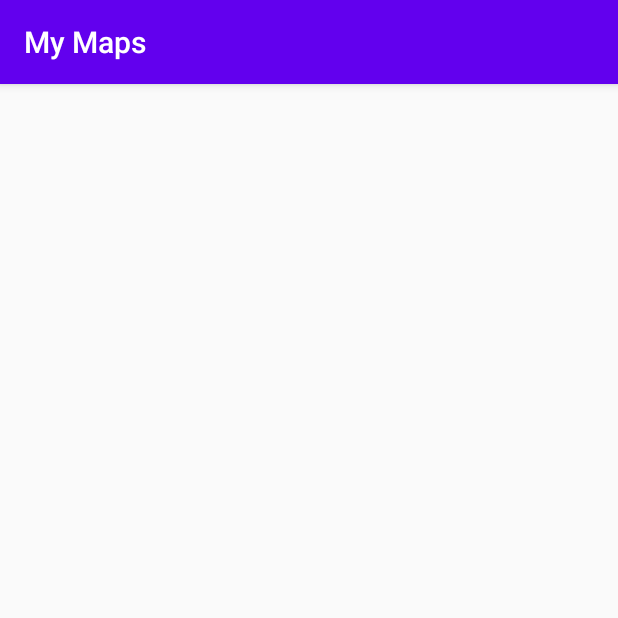
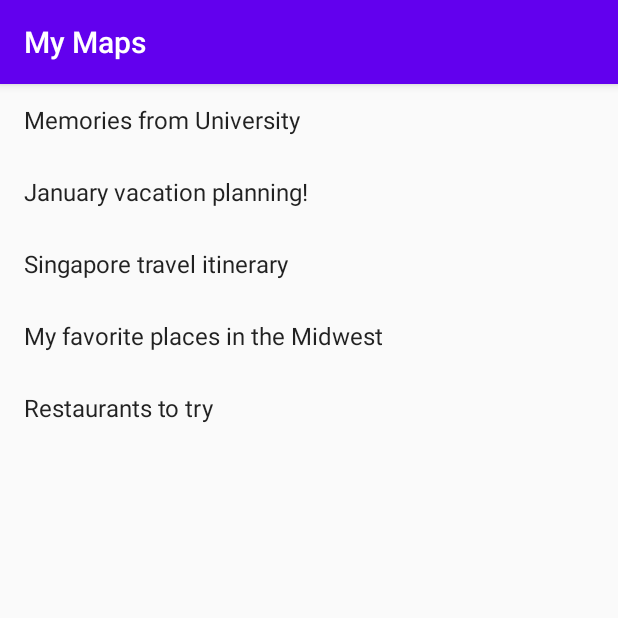
Before and after one commit to ejyang7/CS194A_MyMaps, an Android app: the screen it shows after launch (MainActivity), on a phone screen of 412 x 824 dp, the top half of it. Run offline under Robolectric (Android 15) with nearby library versions, the phone set to English and light mode, and no system bars.

Commit message:
Finished up to 18:00 mark

```diff
--- a/app/src/main/java/edu/stanford/ejyang/mymaps/MainActivity.kt
+++ b/app/src/main/java/edu/stanford/ejyang/mymaps/MainActivity.kt
@@ -2,13 +2,66 @@ package edu.stanford.ejyang.mymaps
 
 import androidx.appcompat.app.AppCompatActivity
 import android.os.Bundle
+import androidx.recyclerview.widget.LinearLayoutManager
+import edu.stanford.ejyang.mymaps.models.Place
+import edu.stanford.ejyang.mymaps.models.UserMap
+import kotlinx.android.synthetic.main.activity_main.*
 
 class MainActivity : AppCompatActivity() {
     override fun onCreate(savedInstanceState: Bundle?) {
         super.onCreate(savedInstanceState)
         setContentView(R.layout.activity_main)
 
+
+        val userMaps = generateSampleData()
         //Set layout manager on the recycler view
+        rvMaps.layoutManager = LinearLayoutManager(this)
         //Set adapter on the recycler view
+        rvMaps.adapter = MapsAdapter(this, userMaps)
+    }
+
+    private fun generateSampleData(): List<UserMap> {
+        return listOf(
+            UserMap(
+                "Memories from University",
+                listOf(
+                    Place("Branner Hall", "Best dorm at Stanford", 37.426, -122.163),
+                    Place("Gates CS building", "Many long nights in this basement", 37.430, -122.173),
+                    Place("Pinkberry", "First date with my wife", 37.444, -122.170)
+                )
+            ),
+            UserMap("January vacation planning!",
+                listOf(
+                    Place("Tokyo", "Overnight layover", 35.67, 139.65),
+                    Place("Ranchi", "Family visit + wedding!", 23.34, 85.31),
+                    Place("Singapore", "Inspired by \"Crazy Rich Asians\"", 1.35, 103.82)
+                )),
+            UserMap("Singapore travel itinerary",
+                listOf(
+                    Place("Gardens by the Bay", "Amazing urban nature park", 1.282, 103.864),
+                    Place("Jurong Bird Park", "Family-friendly park with many varieties of birds", 1.319, 103.706),
+                    Place("Sentosa", "Island resort with panoramic views", 1.249, 103.830),
+                    Place("Botanic Gardens", "One of the world's greatest tropical gardens", 1.3138, 103.8159)
+                )
+            ),
+            UserMap("My favorite places in the Midwest",
+                listOf(
+                    Place("Chicago", "Urban center of the midwest, the \"Windy City\"", 41.878, -87.630),
+                    Place("Rochester, Michigan", "The best of Detroit suburbia", 42.681, -83.134),
+                    Place("Mackinaw City", "The entrance into the Upper Peninsula", 45.777, -84.727),
+                    Place("Michigan State University", "Home to the Spartans", 42.701, -84.482),
+                    Place("University of Michigan", "Home to the Wolverines", 42.278, -83.738)
+                )
+            ),
+            UserMap("Restaurants to try",
+                listOf(
+                    Place("Champ's Diner", "Retro diner in Brooklyn", 40.709, -73.941),
+                    Place("Althea", "Chicago upscale dining with an amazing view", 41.895, -87.625),
+                    Place("Shizen", "Elegant sushi in San Francisco", 37.768, -122.422),
+                    Place("Citizen Eatery", "Bright cafe in Austin with a pink rabbit", 30.322, -97.739),
+                    Place("Kati Thai", "Authentic Portland Thai food, served with love", 45.505, -122.635)
+                )
+            )
+        )
     }
 }
--- /dev/null
+++ b/app/src/main/java/edu/stanford/ejyang/mymaps/MapsAdapter.kt
@@ -0,0 +1,29 @@
+package edu.stanford.ejyang.mymaps
+
+import android.content.Context
+import android.view.LayoutInflater
+import android.view.View
+import android.view.ViewGroup
+import android.widget.TextView
+import androidx.recyclerview.widget.RecyclerView
+import edu.stanford.ejyang.mymaps.models.UserMap
+
+class MapsAdapter(val context: Context, val userMaps: List<UserMap>) : RecyclerView.Adapter<MapsAdapter.ViewHolder>() {
+
+    override fun onCreateViewHolder(parent: ViewGroup, viewType: Int): ViewHolder {
+        val view = LayoutInflater.from(context).inflate(android.R.layout.simple_list_item_1, parent, false)
+        return ViewHolder(view)
+    }
+
+    override fun getItemCount() = userMaps.size
+
+    override fun onBindViewHolder(holder: ViewHolder, position: Int) {
+        val userMap = userMaps[position]
+        val textViewTitle = holder.itemView.findViewById<TextView>(android.R.id.text1)
+        textViewTitle.text = userMap.title
+
+    }
+
+    class ViewHolder(itemView: View) : RecyclerView.ViewHolder(itemView)
+
+}
--- /dev/null
+++ b/app/src/main/java/edu/stanford/ejyang/mymaps/models/Place.kt
@@ -0,0 +1,3 @@
+package edu.stanford.ejyang.mymaps.models
+
+data class Place(val title: String, val description: String, val latitude: Double, val longitude: Double)
--- /dev/null
+++ b/app/src/main/java/edu/stanford/ejyang/mymaps/models/UserMap.kt
@@ -0,0 +1,3 @@
+package edu.stanford.ejyang.mymaps.models
+
+data class UserMap(val title: String, val places: List<Place>)
```
